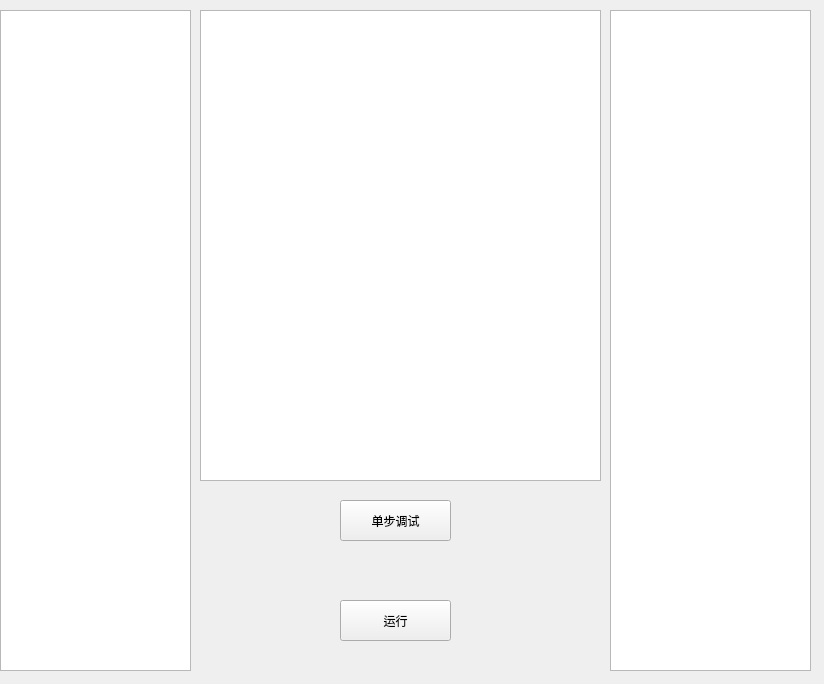
Before: the Qt Designer form cpu.ui in hjclklk/zj_mips, drawn with Qt 5.
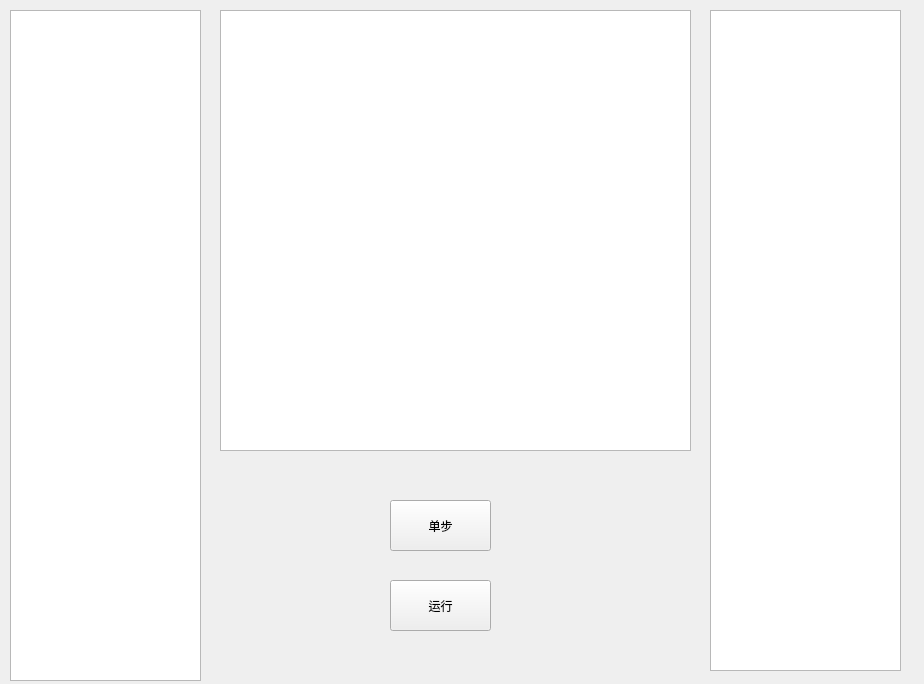
After: the same form once the commit is applied.

Diff of the .ui file:
```diff
--- a/cpu.ui
+++ b/cpu.ui
@@ -6,53 +6,53 @@
    <rect>
     <x>0</x>
     <y>0</y>
-    <width>824</width>
+    <width>924</width>
     <height>684</height>
    </rect>
   </property>
   <property name="windowTitle">
    <string>Form</string>
   </property>
-  <widget class="QTextBrowser" name="textBrowser">
-   <property name="geometry">
-    <rect>
-     <x>200</x>
-     <y>10</y>
-     <width>401</width>
-     <height>471</height>
-    </rect>
-   </property>
-  </widget>
   <widget class="QTableView" name="tableView">
    <property name="geometry">
     <rect>
-     <x>0</x>
+     <x>10</x>
      <y>10</y>
      <width>191</width>
-     <height>661</height>
+     <height>671</height>
     </rect>
    </property>
   </widget>
   <widget class="QPushButton" name="pushButton">
    <property name="geometry">
     <rect>
-     <x>340</x>
+     <x>390</x>
      <y>500</y>
-     <width>111</width>
-     <height>41</height>
+     <width>101</width>
+     <height>51</height>
     </rect>
    </property>
    <property name="text">
-    <string>单步调试</string>
+    <string>单步</string>
+   </property>
+  </widget>
+  <widget class="QTextBrowser" name="textBrowser">
+   <property name="geometry">
+    <rect>
+     <x>220</x>
+     <y>10</y>
+     <width>471</width>
+     <height>441</height>
+    </rect>
    </property>
   </widget>
   <widget class="QPushButton" name="pushButton_2">
    <property name="geometry">
     <rect>
-     <x>340</x>
-     <y>600</y>
-     <width>111</width>
-     <height>41</height>
+     <x>390</x>
+     <y>580</y>
+     <width>101</width>
+     <height>51</height>
     </rect>
    </property>
    <property name="text">
@@ -62,9 +62,9 @@
   <widget class="QTableView" name="tableView_2">
    <property name="geometry">
     <rect>
-     <x>610</x>
+     <x>710</x>
      <y>10</y>
-     <width>201</width>
+     <width>191</width>
      <height>661</height>
     </rect>
    </property>
```
